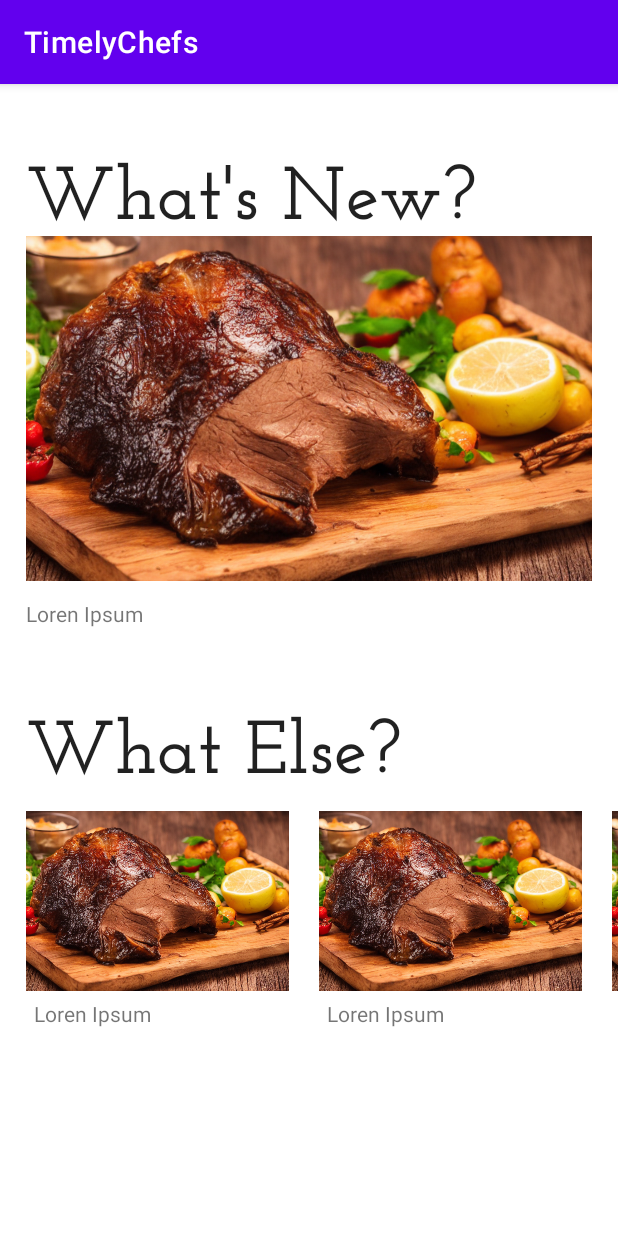
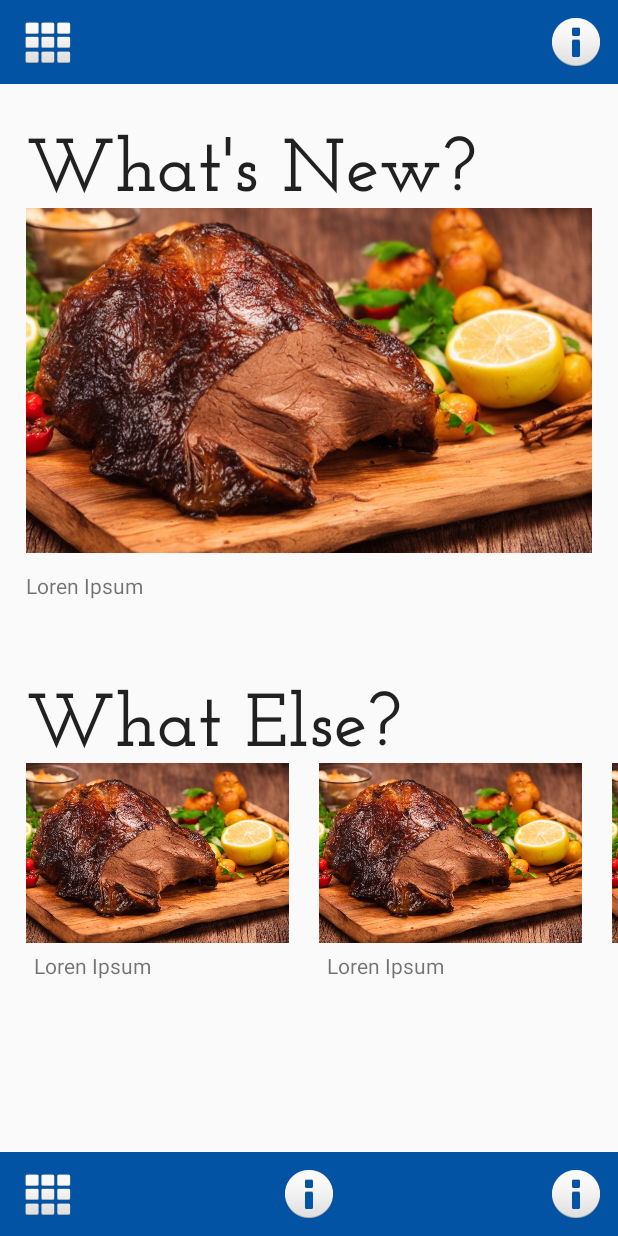
Before and after one commit to ParkerStraus/Senior-Project-App, an Android app: the screen it shows after launch (MainActivity), on a phone screen of 412 x 824 dp. Run offline under Robolectric (Android 15) with nearby library versions, the phone set to English and light mode, and no system bars.

Commit message:
Revamped Main Menu Design
Added top and bottom bar and added a color to palette

```diff
--- a/TimelyChefs/app/src/main/AndroidManifest.xml
+++ b/TimelyChefs/app/src/main/AndroidManifest.xml
@@ -9,7 +9,7 @@
         android:icon="@mipmap/ic_launcher"
         android:label="@string/app_name"
         android:supportsRtl="true"
-        android:theme="@style/Theme.TimelyChefs"
+        android:theme="@style/Theme.AppCompat.Light.NoActionBar"
         tools:targetApi="31">
         <activity
             android:name=".MainActivity"
--- a/TimelyChefs/app/src/main/res/layout/activity_main.xml
+++ b/TimelyChefs/app/src/main/res/layout/activity_main.xml
@@ -5,6 +5,75 @@
     android:layout_width="match_parent"
     android:layout_height="match_parent"
     tools:context=".MainActivity">
+
+
+    <androidx.appcompat.widget.Toolbar
+        android:id="@+id/toolbar"
+        android:layout_width="0dp"
+        android:layout_height="wrap_content"
+        android:background="@color/blue1"
+        android:minHeight="?attr/actionBarSize"
+        android:theme="?attr/actionBarTheme"
+        app:layout_constraintEnd_toEndOf="parent"
+        app:layout_constraintStart_toStartOf="parent"
+        app:layout_constraintTop_toTopOf="parent">
+
+        <ImageView
+            android:id="@+id/homebutton"
+            android:layout_width="wrap_content"
+            android:layout_height="wrap_content"
+            app:srcCompat="@android:drawable/ic_dialog_dialer" />
+
+        <ImageView
+            android:id="@+id/profileIcon"
+            android:layout_width="wrap_content"
+            android:layout_height="wrap_content"
+            android:layout_gravity="right"
+            android:layout_marginRight="12dp"
+            app:layout_constraintEnd_toEndOf="@+id/toolbar"
+            app:srcCompat="@android:drawable/ic_dialog_info"
+            tools:layout_editor_absoluteY="12dp" />
+
+    </androidx.appcompat.widget.Toolbar>
+
+    <androidx.appcompat.widget.Toolbar
+        android:id="@+id/toolbar2"
+        android:layout_width="0dp"
+        android:layout_height="wrap_content"
+        android:background="@color/blue1"
+        android:minHeight="?attr/actionBarSize"
+        android:theme="?attr/actionBarTheme"
+        app:layout_constraintBottom_toBottomOf="parent"
+        app:layout_constraintEnd_toEndOf="parent"
+        app:layout_constraintHorizontal_bias="0.0"
+        app:layout_constraintStart_toStartOf="parent">
+
+        <ImageView
+            android:id="@+id/explorebutton"
+            android:layout_width="wrap_content"
+            android:layout_height="wrap_content"
+            app:srcCompat="@android:drawable/ic_dialog_dialer" />
+
+        <ImageView
+            android:id="@+id/addnewrecipebutton"
+            android:layout_width="wrap_content"
+            android:layout_height="wrap_content"
+            android:layout_gravity="right"
+            android:layout_marginRight="12dp"
+            app:layout_constraintEnd_toEndOf="@+id/toolbar2"
+            app:srcCompat="@android:drawable/ic_dialog_info"
+            tools:layout_editor_absoluteY="12dp" />
+
+        <ImageView
+            android:id="@+id/browsebutton"
+            android:layout_width="wrap_content"
+            android:layout_height="wrap_content"
+            android:layout_gravity="center"
+            app:layout_constraintEnd_toEndOf="@+id/toolbar2"
+            app:srcCompat="@android:drawable/ic_dialog_info"
+            tools:layout_editor_absoluteY="12dp" />
+
+    </androidx.appcompat.widget.Toolbar>
 
     <ImageView
         android:id="@+id/imageView_whatsnew"
@@ -27,6 +96,7 @@
         android:layout_width="0dp"
         android:layout_height="50dp"
         android:layout_marginStart="17dp"
+        android:layout_marginEnd="17dp"
         android:text="@string/whatsnew"
         android:textAppearance="@style/HeaderText"
         app:layout_constraintBottom_toBottomOf="parent"
@@ -34,7 +104,7 @@
         app:layout_constraintHorizontal_bias="0.0"
         app:layout_constraintStart_toStartOf="parent"
         app:layout_constraintTop_toTopOf="parent"
-        app:layout_constraintVertical_bias="0.060000002" />
+        app:layout_constraintVertical_bias="0.104" />
 
     <TextView
         android:id="@+id/textView_whatElse"
@@ -66,14 +136,12 @@
 
     <HorizontalScrollView
         android:layout_width="0dp"
-        android:layout_height="230dp"
-        android:layout_marginBottom="32dp"
+        android:layout_height="180dp"
+        android:layout_marginTop="8dp"
         android:fillViewport="false"
-        app:layout_constraintBottom_toBottomOf="parent"
         app:layout_constraintEnd_toEndOf="parent"
         app:layout_constraintStart_toStartOf="parent"
-        app:layout_constraintTop_toBottomOf="@+id/textView_whatElse"
-        app:layout_constraintVertical_bias="0.51">
+        app:layout_constraintTop_toBottomOf="@id/textView_whatElse">
 
         <LinearLayout
             android:layout_width="wrap_content"
--- a/TimelyChefs/app/src/main/res/values/colors.xml
+++ b/TimelyChefs/app/src/main/res/values/colors.xml
@@ -1,5 +1,6 @@
 <?xml version="1.0" encoding="utf-8"?>
 <resources>
+    <color name="blue1">#0353a4</color>
     <color name="purple_200">#FFBB86FC</color>
     <color name="purple_500">#FF6200EE</color>
     <color name="purple_700">#FF3700B3</color>
```
